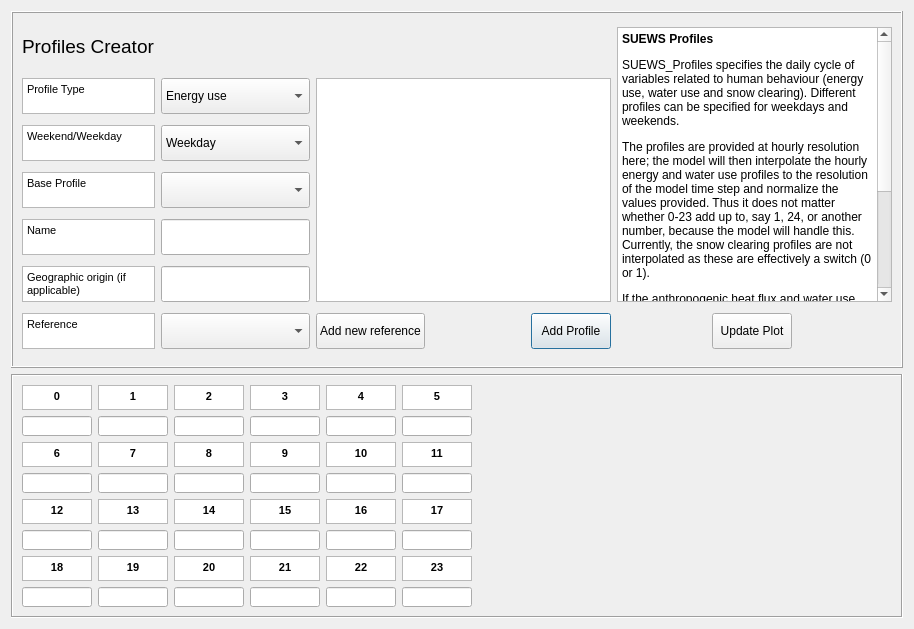
First picture: the form in tabs/profiles_tab.ui, repository gusbacos/suews_database_manager, before the edit.
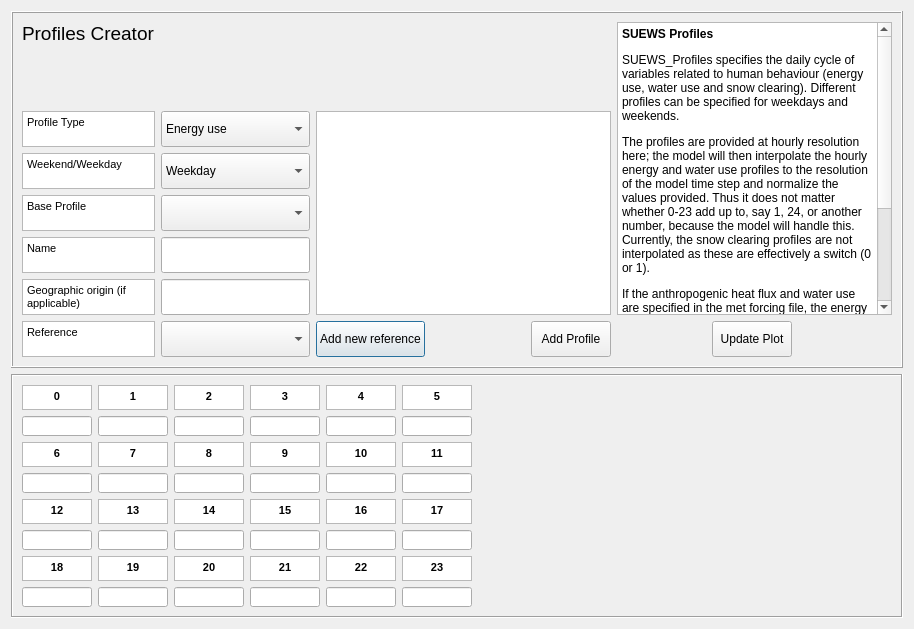
Second picture: the form after the edit. Custom widgets are drawn as their Qt base class.

Diff of the .ui file:
```diff
--- a/tabs/profiles_tab.ui
+++ b/tabs/profiles_tab.ui
@@ -44,7 +44,187 @@
       <enum>QFrame::Raised</enum>
      </property>
      <layout class="QGridLayout" name="gridLayout_3">
-      <item row="4" column="0">
+      <item row="3" column="0">
+       <widget class="QTextBrowser" name="textBrowserDay">
+        <property name="sizePolicy">
+         <sizepolicy hsizetype="Preferred" vsizetype="Preferred">
+          <horstretch>0</horstretch>
+          <verstretch>0</verstretch>
+         </sizepolicy>
+        </property>
+        <property name="maximumSize">
+         <size>
+          <width>160</width>
+          <height>36</height>
+         </size>
+        </property>
+        <property name="html">
+         <string>&lt;!DOCTYPE HTML PUBLIC &quot;-//W3C//DTD HTML 4.0//EN&quot; &quot;http://www.w3.org/TR/REC-html40/strict.dtd&quot;&gt;
+&lt;html&gt;&lt;head&gt;&lt;meta name=&quot;qrichtext&quot; content=&quot;1&quot; /&gt;&lt;style type=&quot;text/css&quot;&gt;
+p, li { white-space: pre-wrap; }
+&lt;/style&gt;&lt;/head&gt;&lt;body style=&quot; font-family:'MS Shell Dlg 2'; font-size:7.8pt; font-weight:400; font-style:normal;&quot;&gt;
+&lt;p style=&quot; margin-top:0px; margin-bottom:0px; margin-left:0px; margin-right:0px; -qt-block-indent:0; text-indent:0px;&quot;&gt;&lt;span style=&quot; font-size:8pt;&quot;&gt;Weekend/Weekday&lt;/span&gt;&lt;/p&gt;&lt;/body&gt;&lt;/html&gt;</string>
+        </property>
+       </widget>
+      </item>
+      <item row="7" column="2">
+       <widget class="QPushButton" name="pushButtonToRefManager">
+        <property name="enabled">
+         <bool>true</bool>
+        </property>
+        <property name="sizePolicy">
+         <sizepolicy hsizetype="Preferred" vsizetype="Expanding">
+          <horstretch>0</horstretch>
+          <verstretch>0</verstretch>
+         </sizepolicy>
+        </property>
+        <property name="maximumSize">
+         <size>
+          <width>160</width>
+          <height>36</height>
+         </size>
+        </property>
+        <property name="text">
+         <string>Add new reference</string>
+        </property>
+       </widget>
+      </item>
+      <item row="7" column="7">
+       <widget class="QPushButton" name="pushButtonUpdatePlot">
+        <property name="enabled">
+         <bool>true</bool>
+        </property>
+        <property name="sizePolicy">
+         <sizepolicy hsizetype="Preferred" vsizetype="Fixed">
+          <horstretch>0</horstretch>
+          <verstretch>0</verstretch>
+         </sizepolicy>
+        </property>
+        <property name="maximumSize">
+         <size>
+          <width>16777215</width>
+          <height>36</height>
+         </size>
+        </property>
+        <property name="text">
+         <string>Update Plot</string>
+        </property>
+       </widget>
+      </item>
+      <item row="7" column="0">
+       <widget class="QTextBrowser" name="textBrowserOrig_2">
+        <property name="sizePolicy">
+         <sizepolicy hsizetype="Preferred" vsizetype="Preferred">
+          <horstretch>0</horstretch>
+          <verstretch>0</verstretch>
+         </sizepolicy>
+        </property>
+        <property name="maximumSize">
+         <size>
+          <width>160</width>
+          <height>36</height>
+         </size>
+        </property>
+        <property name="html">
+         <string>&lt;!DOCTYPE HTML PUBLIC &quot;-//W3C//DTD HTML 4.0//EN&quot; &quot;http://www.w3.org/TR/REC-html40/strict.dtd&quot;&gt;
+&lt;html&gt;&lt;head&gt;&lt;meta name=&quot;qrichtext&quot; content=&quot;1&quot; /&gt;&lt;style type=&quot;text/css&quot;&gt;
+p, li { white-space: pre-wrap; }
+&lt;/style&gt;&lt;/head&gt;&lt;body style=&quot; font-family:'MS Shell Dlg 2'; font-size:7.8pt; font-weight:400; font-style:normal;&quot;&gt;
+&lt;p style=&quot; margin-top:0px; margin-bottom:0px; margin-left:0px; margin-right:0px; -qt-block-indent:0; text-indent:0px;&quot;&gt;&lt;span style=&quot; font-size:8pt;&quot;&gt;Reference&lt;/span&gt;&lt;/p&gt;&lt;/body&gt;&lt;/html&gt;</string>
+        </property>
+       </widget>
+      </item>
+      <item row="7" column="5">
+       <widget class="QPushButton" name="pushButtonGen">
+        <property name="enabled">
+         <bool>true</bool>
+        </property>
+        <property name="sizePolicy">
+         <sizepolicy hsizetype="Preferred" vsizetype="Fixed">
+          <horstretch>0</horstretch>
+          <verstretch>0</verstretch>
+         </sizepolicy>
+        </property>
+        <property name="maximumSize">
+         <size>
+          <width>16777215</width>
+          <height>36</height>
+         </size>
+        </property>
+        <property name="text">
+         <string>Add Profile</string>
+        </property>
+       </widget>
+      </item>
+      <item row="2" column="1">
+       <widget class="QComboBox" name="comboBoxProfType">
+        <property name="enabled">
+         <bool>true</bool>
+        </property>
+        <property name="sizePolicy">
+         <sizepolicy hsizetype="Preferred" vsizetype="Expanding">
+          <horstretch>0</horstretch>
+          <verstretch>0</verstretch>
+         </sizepolicy>
+        </property>
+        <property name="maximumSize">
+         <size>
+          <width>160</width>
+          <height>36</height>
+         </size>
+        </property>
+        <property name="currentIndex">
+         <number>0</number>
+        </property>
+        <item>
+         <property name="text">
+          <string>Energy use</string>
+         </property>
+        </item>
+        <item>
+         <property name="text">
+          <string>Population density </string>
+         </property>
+        </item>
+        <item>
+         <property name="text">
+          <string>Human Activity</string>
+         </property>
+        </item>
+        <item>
+         <property name="text">
+          <string>Traffic</string>
+         </property>
+        </item>
+        <item>
+         <property name="text">
+          <string>Water use (manual)</string>
+         </property>
+        </item>
+        <item>
+         <property name="text">
+          <string>Water use (automatic)</string>
+         </property>
+        </item>
+        <item>
+         <property name="text">
+          <string>Snow removal</string>
+         </property>
+        </item>
+       </widget>
+      </item>
+      <item row="2" column="2" rowspan="5" colspan="4">
+       <widget class="QTextBrowser" name="textBrowserRef">
+        <property name="html">
+         <string>&lt;!DOCTYPE HTML PUBLIC &quot;-//W3C//DTD HTML 4.0//EN&quot; &quot;http://www.w3.org/TR/REC-html40/strict.dtd&quot;&gt;
+&lt;html&gt;&lt;head&gt;&lt;meta name=&quot;qrichtext&quot; content=&quot;1&quot; /&gt;&lt;style type=&quot;text/css&quot;&gt;
+p, li { white-space: pre-wrap; }
+&lt;/style&gt;&lt;/head&gt;&lt;body style=&quot; font-family:'MS Shell Dlg 2'; font-size:7.8pt; font-weight:400; font-style:normal;&quot;&gt;
+&lt;p style=&quot;-qt-paragraph-type:empty; margin-top:0px; margin-bottom:0px; margin-left:0px; margin-right:0px; -qt-block-indent:0; text-indent:0px;&quot;&gt;&lt;br /&gt;&lt;/p&gt;&lt;/body&gt;&lt;/html&gt;</string>
+        </property>
+       </widget>
+      </item>
+      <item row="5" column="0">
        <widget class="QTextBrowser" name="textBrowserDesc">
         <property name="sizePolicy">
          <sizepolicy hsizetype="Preferred" vsizetype="Preferred">
@@ -62,12 +242,115 @@
          <string>&lt;!DOCTYPE HTML PUBLIC &quot;-//W3C//DTD HTML 4.0//EN&quot; &quot;http://www.w3.org/TR/REC-html40/strict.dtd&quot;&gt;
 &lt;html&gt;&lt;head&gt;&lt;meta name=&quot;qrichtext&quot; content=&quot;1&quot; /&gt;&lt;style type=&quot;text/css&quot;&gt;
 p, li { white-space: pre-wrap; }
-&lt;/style&gt;&lt;/head&gt;&lt;body style=&quot; font-family:'MS Shell Dlg 2'; font-size:8.25pt; font-weight:400; font-style:normal;&quot;&gt;
+&lt;/style&gt;&lt;/head&gt;&lt;body style=&quot; font-family:'MS Shell Dlg 2'; font-size:7.8pt; font-weight:400; font-style:normal;&quot;&gt;
 &lt;p style=&quot; margin-top:0px; margin-bottom:0px; margin-left:0px; margin-right:0px; -qt-block-indent:0; text-indent:0px;&quot;&gt;&lt;span style=&quot; font-size:8pt;&quot;&gt;Name&lt;/span&gt;&lt;/p&gt;&lt;/body&gt;&lt;/html&gt;</string>
         </property>
        </widget>
       </item>
-      <item row="6" column="3">
+      <item row="7" column="4">
+       <spacer name="horizontalSpacer_4">
+        <property name="orientation">
+         <enum>Qt::Horizontal</enum>
+        </property>
+        <property name="sizeHint" stdset="0">
+         <size>
+          <width>259</width>
+          <height>20</height>
+         </size>
+        </property>
+       </spacer>
+      </item>
+      <item row="4" column="0">
+       <widget class="QTextBrowser" name="textBrowserBaseESTM">
+        <property name="sizePolicy">
+         <sizepolicy hsizetype="Preferred" vsizetype="Preferred">
+          <horstretch>0</horstretch>
+          <verstretch>0</verstretch>
+         </sizepolicy>
+        </property>
+        <property name="maximumSize">
+         <size>
+          <width>160</width>
+          <height>36</height>
+         </size>
+        </property>
+        <property name="html">
+         <string>&lt;!DOCTYPE HTML PUBLIC &quot;-//W3C//DTD HTML 4.0//EN&quot; &quot;http://www.w3.org/TR/REC-html40/strict.dtd&quot;&gt;
+&lt;html&gt;&lt;head&gt;&lt;meta name=&quot;qrichtext&quot; content=&quot;1&quot; /&gt;&lt;style type=&quot;text/css&quot;&gt;
+p, li { white-space: pre-wrap; }
+&lt;/style&gt;&lt;/head&gt;&lt;body style=&quot; font-family:'MS Shell Dlg 2'; font-size:7.8pt; font-weight:400; font-style:normal;&quot;&gt;
+&lt;p style=&quot; margin-top:0px; margin-bottom:0px; margin-left:0px; margin-right:0px; -qt-block-indent:0; text-indent:0px;&quot;&gt;&lt;span style=&quot; font-size:8pt;&quot;&gt;Base Profile&lt;/span&gt;&lt;/p&gt;&lt;/body&gt;&lt;/html&gt;</string>
+        </property>
+       </widget>
+      </item>
+      <item row="4" column="1">
+       <widget class="QComboBox" name="comboBoxBaseProfile">
+        <property name="enabled">
+         <bool>true</bool>
+        </property>
+        <property name="sizePolicy">
+         <sizepolicy hsizetype="Preferred" vsizetype="Expanding">
+          <horstretch>0</horstretch>
+          <verstretch>0</verstretch>
+         </sizepolicy>
+        </property>
+        <property name="maximumSize">
+         <size>
+          <width>160</width>
+          <height>36</height>
+         </size>
+        </property>
+        <property name="currentIndex">
+         <number>-1</number>
+        </property>
+       </widget>
+      </item>
+      <item row="2" column="0">
+       <widget class="QTextBrowser" name="textBrowserProfile">
+        <property name="sizePolicy">
+         <sizepolicy hsizetype="Preferred" vsizetype="Preferred">
+          <horstretch>0</horstretch>
+          <verstretch>0</verstretch>
+         </sizepolicy>
+        </property>
+        <property name="maximumSize">
+         <size>
+          <width>160</width>
+          <height>36</height>
+         </size>
+        </property>
+        <property name="html">
+         <string>&lt;!DOCTYPE HTML PUBLIC &quot;-//W3C//DTD HTML 4.0//EN&quot; &quot;http://www.w3.org/TR/REC-html40/strict.dtd&quot;&gt;
+&lt;html&gt;&lt;head&gt;&lt;meta name=&quot;qrichtext&quot; content=&quot;1&quot; /&gt;&lt;style type=&quot;text/css&quot;&gt;
+p, li { white-space: pre-wrap; }
+&lt;/style&gt;&lt;/head&gt;&lt;body style=&quot; font-family:'MS Shell Dlg 2'; font-size:7.8pt; font-weight:400; font-style:normal;&quot;&gt;
+&lt;p style=&quot; margin-top:0px; margin-bottom:0px; margin-left:0px; margin-right:0px; -qt-block-indent:0; text-indent:0px;&quot;&gt;&lt;span style=&quot; font-size:8pt;&quot;&gt;Profile Type&lt;/span&gt;&lt;/p&gt;&lt;/body&gt;&lt;/html&gt;</string>
+        </property>
+       </widget>
+      </item>
+      <item row="5" column="1">
+       <widget class="QgsFilterLineEdit" name="textEditName">
+        <property name="sizePolicy">
+         <sizepolicy hsizetype="Preferred" vsizetype="Expanding">
+          <horstretch>0</horstretch>
+          <verstretch>0</verstretch>
+         </sizepolicy>
+        </property>
+        <property name="maximumSize">
+         <size>
+          <width>160</width>
+          <height>36</height>
+         </size>
+        </property>
+        <property name="inputMethodHints">
+         <set>Qt::ImhNone</set>
+        </property>
+        <property name="qgisRelation" stdset="0">
+         <string notr="true"/>
+        </property>
+       </widget>
+      </item>
+      <item row="7" column="3">
        <spacer name="horizontalSpacer">
         <property name="orientation">
          <enum>Qt::Horizontal</enum>
@@ -80,26 +363,20 @@
         </property>
        </spacer>
       </item>
-      <item row="5" column="1">
-       <widget class="QgsFilterLineEdit" name="textEditOrig">
-        <property name="sizePolicy">
-         <sizepolicy hsizetype="Preferred" vsizetype="Expanding">
-          <horstretch>0</horstretch>
-          <verstretch>0</verstretch>
-         </sizepolicy>
+      <item row="7" column="9">
+       <spacer name="horizontalSpacer_2">
+        <property name="orientation">
+         <enum>Qt::Horizontal</enum>
         </property>
-        <property name="maximumSize">
+        <property name="sizeHint" stdset="0">
          <size>
-          <width>160</width>
-          <height>36</height>
+          <width>259</width>
+          <height>20</height>
          </size>
         </property>
-        <property name="qgisRelation" stdset="0">
-         <string notr="true"/>
-        </property>
-       </widget>
+       </spacer>
       </item>
-      <item row="2" column="1">
+      <item row="3" column="1">
        <widget class="QComboBox" name="comboBoxDay">
         <property name="enabled">
          <bool>true</bool>
@@ -131,134 +408,7 @@
         </item>
        </widget>
       </item>
-      <item row="3" column="1">
-       <widget class="QComboBox" name="comboBoxBaseProfile">
-        <property name="enabled">
-         <bool>true</bool>
-        </property>
-        <property name="sizePolicy">
-         <sizepolicy hsizetype="Preferred" vsizetype="Expanding">
-          <horstretch>0</horstretch>
-          <verstretch>0</verstretch>
-         </sizepolicy>
-        </property>
-        <property name="maximumSize">
-         <size>
-          <width>160</width>
-          <height>36</height>
-         </size>
-        </property>
-        <property name="currentIndex">
-         <number>-1</number>
-        </property>
-       </widget>
-      </item>
-      <item row="6" column="5">
-       <widget class="QPushButton" name="pushButtonGen">
-        <property name="enabled">
-         <bool>true</bool>
-        </property>
-        <property name="sizePolicy">
-         <sizepolicy hsizetype="Preferred" vsizetype="Fixed">
-          <horstretch>0</horstretch>
-          <verstretch>0</verstretch>
-         </sizepolicy>
-        </property>
-        <property name="maximumSize">
-         <size>
-          <width>16777215</width>
-          <height>36</height>
-         </size>
-        </property>
-        <property name="text">
-         <string>Add Profile</string>
-        </property>
-       </widget>
-      </item>
-      <item row="6" column="9">
-       <spacer name="horizontalSpacer_2">
-        <property name="orientation">
-         <enum>Qt::Horizontal</enum>
-        </property>
-        <property name="sizeHint" stdset="0">
-         <size>
-          <width>259</width>
-          <height>20</height>
-         </size>
-        </property>
-       </spacer>
-      </item>
-      <item row="1" column="2" rowspan="5" colspan="4">
-       <widget class="QTextBrowser" name="textBrowserRef">
-        <property name="html">
-         <string>&lt;!DOCTYPE HTML PUBLIC &quot;-//W3C//DTD HTML 4.0//EN&quot; &quot;http://www.w3.org/TR/REC-html40/strict.dtd&quot;&gt;
-&lt;html&gt;&lt;head&gt;&lt;meta name=&quot;qrichtext&quot; content=&quot;1&quot; /&gt;&lt;style type=&quot;text/css&quot;&gt;
-p, li { white-space: pre-wrap; }
-&lt;/style&gt;&lt;/head&gt;&lt;body style=&quot; font-family:'MS Shell Dlg 2'; font-size:8.25pt; font-weight:400; font-style:normal;&quot;&gt;
-&lt;p style=&quot;-qt-paragraph-type:empty; margin-top:0px; margin-bottom:0px; margin-left:0px; margin-right:0px; -qt-block-indent:0; text-indent:0px; font-size:7.8pt;&quot;&gt;&lt;br /&gt;&lt;/p&gt;&lt;/body&gt;&lt;/html&gt;</string>
-        </property>
-       </widget>
-      </item>
-      <item row="6" column="0">
-       <widget class="QTextBrowser" name="textBrowserOrig_2">
-        <property name="sizePolicy">
-         <sizepolicy hsizetype="Preferred" vsizetype="Preferred">
-          <horstretch>0</horstretch>
-          <verstretch>0</verstretch>
-         </sizepolicy>
-        </property>
-        <property name="maximumSize">
-         <size>
-          <width>160</width>
-          <height>36</height>
-         </size>
-        </property>
-        <property name="html">
-         <string>&lt;!DOCTYPE HTML PUBLIC &quot;-//W3C//DTD HTML 4.0//EN&quot; &quot;http://www.w3.org/TR/REC-html40/strict.dtd&quot;&gt;
-&lt;html&gt;&lt;head&gt;&lt;meta name=&quot;qrichtext&quot; content=&quot;1&quot; /&gt;&lt;style type=&quot;text/css&quot;&gt;
-p, li { white-space: pre-wrap; }
-&lt;/style&gt;&lt;/head&gt;&lt;body style=&quot; font-family:'MS Shell Dlg 2'; font-size:8.25pt; font-weight:400; font-style:normal;&quot;&gt;
-&lt;p style=&quot; margin-top:0px; margin-bottom:0px; margin-left:0px; margin-right:0px; -qt-block-indent:0; text-indent:0px;&quot;&gt;&lt;span style=&quot; font-size:8pt;&quot;&gt;Reference&lt;/span&gt;&lt;/p&gt;&lt;/body&gt;&lt;/html&gt;</string>
-        </property>
-       </widget>
-      </item>
-      <item row="6" column="4">
-       <spacer name="horizontalSpacer_4">
-        <property name="orientation">
-         <enum>Qt::Horizontal</enum>
-        </property>
-        <property name="sizeHint" stdset="0">
-         <size>
-          <width>259</width>
-          <height>20</height>
-         </size>
-        </property>
-       </spacer>
-      </item>
-      <item row="5" column="0">
-       <widget class="QTextBrowser" name="textBrowserOrig">
-        <property name="sizePolicy">
-         <sizepolicy hsizetype="Preferred" vsizetype="Preferred">
-          <horstretch>0</horstretch>
-          <verstretch>0</verstretch>
-         </sizepolicy>
-        </property>
-        <property name="maximumSize">
-         <size>
-          <width>160</width>
-          <height>36</height>
-         </size>
-        </property>
-        <property name="html">
-         <string>&lt;!DOCTYPE HTML PUBLIC &quot;-//W3C//DTD HTML 4.0//EN&quot; &quot;http://www.w3.org/TR/REC-html40/strict.dtd&quot;&gt;
-&lt;html&gt;&lt;head&gt;&lt;meta name=&quot;qrichtext&quot; content=&quot;1&quot; /&gt;&lt;style type=&quot;text/css&quot;&gt;
-p, li { white-space: pre-wrap; }
-&lt;/style&gt;&lt;/head&gt;&lt;body style=&quot; font-family:'MS Shell Dlg 2'; font-size:8.25pt; font-weight:400; font-style:normal;&quot;&gt;
-&lt;p style=&quot; margin-top:0px; margin-bottom:0px; margin-left:0px; margin-right:0px; -qt-block-indent:0; text-indent:0px;&quot;&gt;&lt;span style=&quot; font-size:8pt;&quot;&gt;Geographic origin (if applicable)&lt;/span&gt;&lt;/p&gt;&lt;/body&gt;&lt;/html&gt;</string>
-        </property>
-       </widget>
-      </item>
-      <item row="6" column="6">
+      <item row="7" column="6">
        <spacer name="horizontalSpacer_3">
         <property name="orientation">
          <enum>Qt::Horizontal</enum>
@@ -271,29 +421,7 @@
         </property>
        </spacer>
       </item>
-      <item row="6" column="2">
-       <widget class="QPushButton" name="pushButtonToRefManager">
-        <property name="enabled">
-         <bool>true</bool>
-        </property>
-        <property name="sizePolicy">
-         <sizepolicy hsizetype="Preferred" vsizetype="Expanding">
-          <horstretch>0</horstretch>
-          <verstretch>0</verstretch>
-         </sizepolicy>
-        </property>
-        <property name="maximumSize">
-         <size>
-          <width>160</width>
-          <height>36</height>
-         </size>
-        </property>
-        <property name="text">
-         <string>Add new reference</string>
-        </property>
-       </widget>
-      </item>
-      <item row="6" column="1">
+      <item row="7" column="1">
        <widget class="QComboBox" name="comboBoxRef">
         <property name="enabled">
          <bool>true</bool>
@@ -323,31 +451,8 @@
         </item>
        </widget>
       </item>
-      <item row="2" column="0">
-       <widget class="QTextBrowser" name="textBrowserDay">
-        <property name="sizePolicy">
-         <sizepolicy hsizetype="Preferred" vsizetype="Preferred">
-          <horstretch>0</horstretch>
-          <verstretch>0</verstretch>
-         </sizepolicy>
-        </property>
-        <property name="maximumSize">
-         <size>
-          <width>160</width>
-          <height>36</height>
-         </size>
-        </property>
-        <property name="html">
-         <string>&lt;!DOCTYPE HTML PUBLIC &quot;-//W3C//DTD HTML 4.0//EN&quot; &quot;http://www.w3.org/TR/REC-html40/strict.dtd&quot;&gt;
-&lt;html&gt;&lt;head&gt;&lt;meta name=&quot;qrichtext&quot; content=&quot;1&quot; /&gt;&lt;style type=&quot;text/css&quot;&gt;
-p, li { white-space: pre-wrap; }
-&lt;/style&gt;&lt;/head&gt;&lt;body style=&quot; font-family:'MS Shell Dlg 2'; font-size:8.25pt; font-weight:400; font-style:normal;&quot;&gt;
-&lt;p style=&quot; margin-top:0px; margin-bottom:0px; margin-left:0px; margin-right:0px; -qt-block-indent:0; text-indent:0px;&quot;&gt;&lt;span style=&quot; font-size:8pt;&quot;&gt;Weekend/Weekday&lt;/span&gt;&lt;/p&gt;&lt;/body&gt;&lt;/html&gt;</string>
-        </property>
-       </widget>
-      </item>
-      <item row="4" column="1">
-       <widget class="QgsFilterLineEdit" name="textEditName">
+      <item row="6" column="1">
+       <widget class="QgsFilterLineEdit" name="textEditOrig">
         <property name="sizePolicy">
          <sizepolicy hsizetype="Preferred" vsizetype="Expanding">
           <horstretch>0</horstretch>
@@ -368,30 +473,65 @@
         </property>
        </widget>
       </item>
+      <item row="6" column="0">
+       <widget class="QTextBrowser" name="textBrowserOrig">
+        <property name="sizePolicy">
+         <sizepolicy hsizetype="Preferred" vsizetype="Preferred">
+          <horstretch>0</horstretch>
+          <verstretch>0</verstretch>
+         </sizepolicy>
+        </property>
+        <property name="maximumSize">
+         <size>
+          <width>160</width>
+          <height>36</height>
+         </size>
+        </property>
+        <property name="html">
+         <string>&lt;!DOCTYPE HTML PUBLIC &quot;-//W3C//DTD HTML 4.0//EN&quot; &quot;http://www.w3.org/TR/REC-html40/strict.dtd&quot;&gt;
+&lt;html&gt;&lt;head&gt;&lt;meta name=&quot;qrichtext&quot; content=&quot;1&quot; /&gt;&lt;style type=&quot;text/css&quot;&gt;
+p, li { white-space: pre-wrap; }
+&lt;/style&gt;&lt;/head&gt;&lt;body style=&quot; font-family:'MS Shell Dlg 2'; font-size:7.8pt; font-weight:400; font-style:normal;&quot;&gt;
+&lt;p style=&quot; margin-top:0px; margin-bottom:0px; margin-left:0px; margin-right:0px; -qt-block-indent:0; text-indent:0px;&quot;&gt;&lt;span style=&quot; font-size:8pt;&quot;&gt;Geographic origin (if applicable)&lt;/span&gt;&lt;/p&gt;&lt;/body&gt;&lt;/html&gt;</string>
+        </property>
+       </widget>
+      </item>
+      <item row="0" column="0">
+       <widget class="QLabel" name="label_46">
+        <property name="maximumSize">
+         <size>
+          <width>16777215</width>
+          <height>40</height>
+         </size>
+        </property>
+        <property name="font">
+         <font>
+          <pointsize>14</pointsize>
+         </font>
+        </property>
+        <property name="text">
+         <string>&lt;!DOCTYPE HTML PUBLIC &quot;-//W3C//DTD HTML 4.0//EN&quot; &quot;http://www.w3.org/TR/REC-html40/strict.dtd&quot;&gt;
+&lt;html&gt;&lt;head&gt;&lt;meta name=&quot;qrichtext&quot; content=&quot;1&quot; /&gt;&lt;style type=&quot;text/css&quot;&gt;
+p, li { white-space: pre-wrap; }
+&lt;/style&gt;&lt;/head&gt;&lt;body style=&quot; font-family:'MS Shell Dlg 2'; font-size:14pt; font-weight:400; font-style:normal;&quot;&gt;
+&lt;p style=&quot; margin-top:0px; margin-bottom:0px; margin-left:0px; margin-right:0px; -qt-block-indent:0; text-indent:0px;&quot;&gt;Profiles Creator&lt;/p&gt;&lt;/body&gt;&lt;/html&gt;</string>
+        </property>
+       </widget>
+      </item>
       <item row="1" column="0">
-       <widget class="QTextBrowser" name="textBrowserProfile">
-        <property name="sizePolicy">
-         <sizepolicy hsizetype="Preferred" vsizetype="Preferred">
-          <horstretch>0</horstretch>
-          <verstretch>0</verstretch>
-         </sizepolicy>
+       <spacer name="verticalSpacer">
+        <property name="orientation">
+         <enum>Qt::Vertical</enum>
         </property>
-        <property name="maximumSize">
+        <property name="sizeHint" stdset="0">
          <size>
-          <width>160</width>
-          <height>36</height>
+          <width>20</width>
+          <height>40</height>
          </size>
         </property>
-        <property name="html">
-         <string>&lt;!DOCTYPE HTML PUBLIC &quot;-//W3C//DTD HTML 4.0//EN&quot; &quot;http://www.w3.org/TR/REC-html40/strict.dtd&quot;&gt;
-&lt;html&gt;&lt;head&gt;&lt;meta name=&quot;qrichtext&quot; content=&quot;1&quot; /&gt;&lt;style type=&quot;text/css&quot;&gt;
-p, li { white-space: pre-wrap; }
-&lt;/style&gt;&lt;/head&gt;&lt;body style=&quot; font-family:'MS Shell Dlg 2'; font-size:8.25pt; font-weight:400; font-style:normal;&quot;&gt;
-&lt;p style=&quot; margin-top:0px; margin-bottom:0px; margin-left:0px; margin-right:0px; -qt-block-indent:0; text-indent:0px;&quot;&gt;&lt;span style=&quot; font-size:8pt;&quot;&gt;Profile Type&lt;/span&gt;&lt;/p&gt;&lt;/body&gt;&lt;/html&gt;</string>
-        </property>
-       </widget>
+       </spacer>
       </item>
-      <item row="0" column="6" rowspan="6" colspan="4">
+      <item row="0" column="6" rowspan="7" colspan="4">
        <widget class="QTextBrowser" name="textBrowserRef_2">
         <property name="sizePolicy">
          <sizepolicy hsizetype="Expanding" vsizetype="Expanding">
@@ -415,7 +555,7 @@
          <string>&lt;!DOCTYPE HTML PUBLIC &quot;-//W3C//DTD HTML 4.0//EN&quot; &quot;http://www.w3.org/TR/REC-html40/strict.dtd&quot;&gt;
 &lt;html&gt;&lt;head&gt;&lt;meta name=&quot;qrichtext&quot; content=&quot;1&quot; /&gt;&lt;style type=&quot;text/css&quot;&gt;
 p, li { white-space: pre-wrap; }
-&lt;/style&gt;&lt;/head&gt;&lt;body style=&quot; font-family:'MS Shell Dlg 2'; font-size:8.25pt; font-weight:400; font-style:normal;&quot;&gt;
+&lt;/style&gt;&lt;/head&gt;&lt;body style=&quot; font-family:'MS Shell Dlg 2'; font-size:7.8pt; font-weight:400; font-style:normal;&quot;&gt;
 &lt;p style=&quot; margin-top:12px; margin-bottom:12px; margin-left:0px; margin-right:0px; -qt-block-indent:0; text-indent:0px;&quot;&gt;&lt;span style=&quot; font-size:9pt; font-weight:600;&quot;&gt;SUEWS Profiles&lt;/span&gt;&lt;/p&gt;
 &lt;p style=&quot; margin-top:12px; margin-bottom:12px; margin-left:0px; margin-right:0px; -qt-block-indent:0; text-indent:0px;&quot;&gt;&lt;span style=&quot; font-size:9pt;&quot;&gt;SUEWS_Profiles specifies the daily cycle of variables related to human behaviour (energy use, water use and snow clearing). Different profiles can be specified for weekdays and weekends. &lt;/span&gt;&lt;/p&gt;
 &lt;p style=&quot; margin-top:12px; margin-bottom:12px; margin-left:0px; margin-right:0px; -qt-block-indent:0; text-indent:0px;&quot;&gt;&lt;span style=&quot; font-size:9pt;&quot;&gt;The profiles are provided at hourly resolution here; the model will then interpolate the hourly energy and water use profiles to the resolution of the model time step and normalize the values provided. Thus it does not matter whether 0-23 add up to, say 1, 24, or another number, because the model will handle this. Currently, the snow clearing profiles are not interpolated as these are effectively a switch (0 or 1).&lt;/span&gt;&lt;/p&gt;
@@ -428,130 +568,6 @@
         </property>
        </widget>
       </item>
-      <item row="1" column="1">
-       <widget class="QComboBox" name="comboBoxProfType">
-        <property name="enabled">
-         <bool>true</bool>
-        </property>
-        <property name="sizePolicy">
-         <sizepolicy hsizetype="Preferred" vsizetype="Expanding">
-          <horstretch>0</horstretch>
-          <verstretch>0</verstretch>
-         </sizepolicy>
-        </property>
-        <property name="maximumSize">
-         <size>
-          <width>160</width>
-          <height>36</height>
-         </size>
-        </property>
-        <property name="currentIndex">
-         <number>0</number>
-        </property>
-        <item>
-         <property name="text">
-          <string>Energy use</string>
-         </property>
-        </item>
-        <item>
-         <property name="text">
-          <string>Population density </string>
-         </property>
-        </item>
-        <item>
-         <property name="text">
-          <string>Human Activity</string>
-         </property>
-        </item>
-        <item>
-         <property name="text">
-          <string>Traffic</string>
-         </property>
-        </item>
-        <item>
-         <property name="text">
-          <string>Water use (manual)</string>
-         </property>
-        </item>
-        <item>
-         <property name="text">
-          <string>Water use (automatic)</string>
-         </property>
-        </item>
-        <item>
-         <property name="text">
-          <string>Snow removal</string>
-         </property>
-        </item>
-       </widget>
-      </item>
-      <item row="3" column="0">
-       <widget class="QTextBrowser" name="textBrowserBaseESTM">
-        <property name="sizePolicy">
-         <sizepolicy hsizetype="Preferred" vsizetype="Preferred">
-          <horstretch>0</horstretch>
-          <verstretch>0</verstretch>
-         </sizepolicy>
-        </property>
-        <property name="maximumSize">
-         <size>
-          <width>160</width>
-          <height>36</height>
-         </size>
-        </property>
-        <property name="html">
-         <string>&lt;!DOCTYPE HTML PUBLIC &quot;-//W3C//DTD HTML 4.0//EN&quot; &quot;http://www.w3.org/TR/REC-html40/strict.dtd&quot;&gt;
-&lt;html&gt;&lt;head&gt;&lt;meta name=&quot;qrichtext&quot; content=&quot;1&quot; /&gt;&lt;style type=&quot;text/css&quot;&gt;
-p, li { white-space: pre-wrap; }
-&lt;/style&gt;&lt;/head&gt;&lt;body style=&quot; font-family:'MS Shell Dlg 2'; font-size:8.25pt; font-weight:400; font-style:normal;&quot;&gt;
-&lt;p style=&quot; margin-top:0px; margin-bottom:0px; margin-left:0px; margin-right:0px; -qt-block-indent:0; text-indent:0px;&quot;&gt;&lt;span style=&quot; font-size:8pt;&quot;&gt;Base Profile&lt;/span&gt;&lt;/p&gt;&lt;/body&gt;&lt;/html&gt;</string>
-        </property>
-       </widget>
-      </item>
-      <item row="6" column="7">
-       <widget class="QPushButton" name="pushButtonUpdatePlot">
-        <property name="enabled">
-         <bool>true</bool>
-        </property>
-        <property name="sizePolicy">
-         <sizepolicy hsizetype="Preferred" vsizetype="Fixed">
-          <horstretch>0</horstretch>
-          <verstretch>0</verstretch>
-         </sizepolicy>
-        </property>
-        <property name="maximumSize">
-         <size>
-          <width>16777215</width>
-          <height>36</height>
-         </size>
-        </property>
-        <property name="text">
-         <string>Update Plot</string>
-        </property>
-       </widget>
-      </item>
-      <item row="0" column="0">
-       <widget class="QLabel" name="label_46">
-        <property name="maximumSize">
-         <size>
-          <width>16777215</width>
-          <height>40</height>
-         </size>
-        </property>
-        <property name="font">
-         <font>
-          <pointsize>14</pointsize>
-         </font>
-        </property>
-        <property name="text">
-         <string>&lt;!DOCTYPE HTML PUBLIC &quot;-//W3C//DTD HTML 4.0//EN&quot; &quot;http://www.w3.org/TR/REC-html40/strict.dtd&quot;&gt;
-&lt;html&gt;&lt;head&gt;&lt;meta name=&quot;qrichtext&quot; content=&quot;1&quot; /&gt;&lt;style type=&quot;text/css&quot;&gt;
-p, li { white-space: pre-wrap; }
-&lt;/style&gt;&lt;/head&gt;&lt;body style=&quot; font-family:'MS Shell Dlg 2'; font-size:14pt; font-weight:400; font-style:normal;&quot;&gt;
-&lt;p style=&quot; margin-top:0px; margin-bottom:0px; margin-left:0px; margin-right:0px; -qt-block-indent:0; text-indent:0px;&quot;&gt;Profiles Creator&lt;/p&gt;&lt;/body&gt;&lt;/html&gt;</string>
-        </property>
-       </widget>
-      </item>
      </layout>
     </widget>
    </item>
```
Left out of the diff: 3 changed lines with no effect on the pictures.
